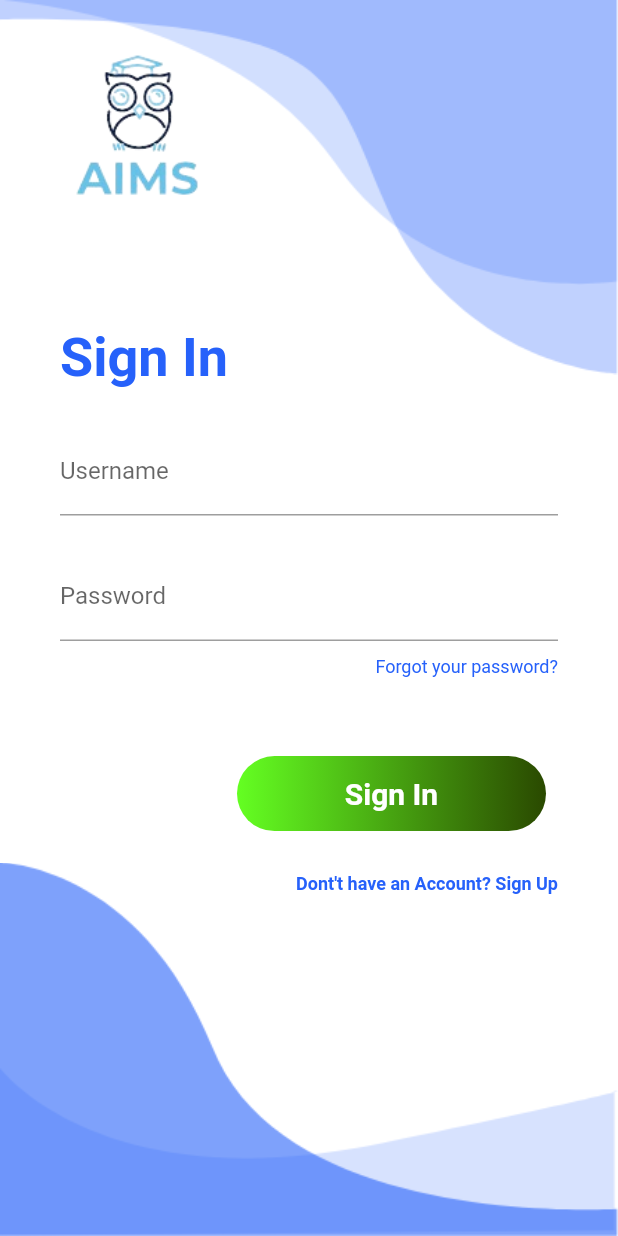
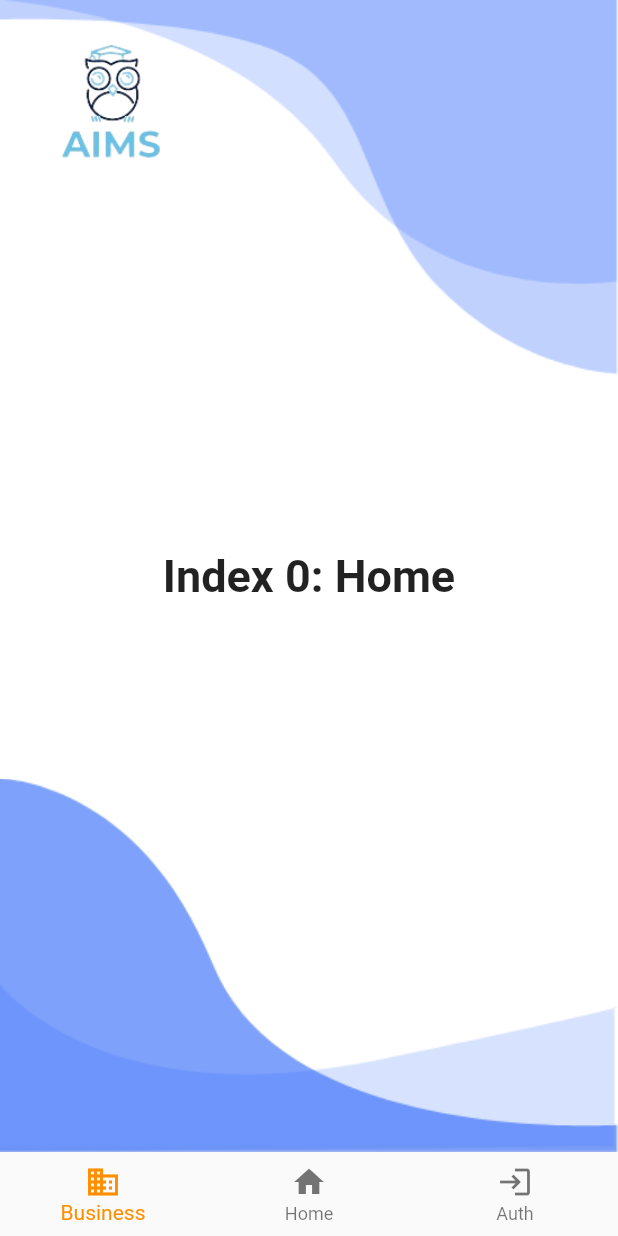
Before and after one commit to AIMS-UN/mobile_app, a Flutter app: the screen it shows after launch, on a phone screen of 412 x 824 dp. Run offline on Flutter 3.47's test engine with Material 2 defaults, Android fonts, the light colour scheme and no system bars.

Commit message:
feat: ✨ add navigation and improve auth views

```diff
--- /dev/null
+++ b/lib/themes/light.dart
@@ -0,0 +1,20 @@
+import 'package:flutter/material.dart';
+
+final ThemeData ktdLight = ThemeData(
+  colorScheme: const ColorScheme(
+    primary: Color(0xFF6200EE),
+    secondary: Color(0xFF03DAC6),
+    surface: Color(0xFFFFFFFF),
+    background: Color(0xFFFFFFFF),
+    error: Color(0xFFB00020),
+    onPrimary: Color(0xFFFFFFFF),
+    onSecondary: Color(0xFF000000),
+    onSurface: Color(0xFF000000),
+    onBackground: Color(0xFF000000),
+    onError: Color(0xFFFFFFFF),
+    brightness: Brightness.light,
+  ),
+  primarySwatch: Colors.blue,
+  backgroundColor: const Color(0xFFFFFFFF),
+  scaffoldBackgroundColor: const Color(0xFFFFFFFF),
+);
--- a/lib/widgets/background.dart
+++ b/lib/widgets/background.dart
@@ -10,36 +10,57 @@ class Background extends StatelessWidget {
   @override
   Widget build(BuildContext context) {
     Size size = MediaQuery.of(context).size;
-    return Container(
+    return SizedBox(
       width: double.infinity,
       height: size.height,
       child: Stack(
         alignment: Alignment.center,
         children: <Widget>[
           Positioned(
-            top: 0,
-            right: 0,
-            child: Image.asset("assets/top1.png", width: size.width),
-          ),
-          Positioned(
-            top: 0,
+            bottom: 0,
             left: 0,
-            child: Image.asset("assets/top2.png", width: size.width),
-          ),
-          Positioned(
-            top: 0,
-            left: 0,
-            child: Image.asset("assets/buho.png", width: size.width * 0.45),
-          ),
-          Positioned(
-            bottom: 0,
-            right: 0,
-            child: Image.asset("assets/bottom1.png", width: size.width),
+            child: Image.asset(
+              "assets/bottom1.png",
+              width: size.width,
+              fit: BoxFit.cover,
+            ),
           ),
           Positioned(
             bottom: 0,
             left: 0,
-            child: Image.asset("assets/bottom2.png", width: size.width),
+            child: Image.asset(
+              "assets/bottom2.png",
+              width: size.width,
+              fit: BoxFit.cover,
+            ),
+          ),
+          Positioned(
+            top: 0,
+            right: 0,
+            child: Image.asset(
+              "assets/top1.png",
+              width: size.width,
+              fit: BoxFit.cover,
+            ),
+          ),
+          Positioned(
+            top: 0,
+            right: 0,
+            child: Image.asset(
+              "assets/top2.png",
+              width: size.width,
+              fit: BoxFit.cover,
+            ),
+          ),
+          // Load the 'buho.png' image from the assets folder
+          Positioned(
+            top: 0,
+            left: 0,
+            child: Image.asset(
+              "assets/buho.png",
+              // constant width and height
+              width: 150,
+            ),
           ),
           child
         ],
--- a/lib/widgets/my_app.dart
+++ b/lib/widgets/my_app.dart
@@ -1,6 +1,8 @@
 import 'package:flutter/material.dart';
 
-import 'login.dart';
+import '../themes/light.dart';
+import '../views/auth/auth_view.dart';
+import 'background.dart';
 
 class MyApp extends StatelessWidget {
   const MyApp({super.key});
@@ -9,12 +11,78 @@ class MyApp extends StatelessWidget {
   Widget build(BuildContext context) {
     return MaterialApp(
       title: 'Flutter Demo',
-      debugShowCheckedModeBanner: false,
-      theme: ThemeData(
-        primaryColor: const Color(0xFF2661FA),
-        scaffoldBackgroundColor: Colors.white,
-      ),
-      home: const LoginScreen(),
+      theme: ktdLight,
+      home: const MainView(),
     );
   }
 }
+
+class MainView extends StatefulWidget {
+  const MainView({super.key});
+
+  @override
+  State<StatefulWidget> createState() => _MainViewState();
+}
+
+class _MainViewState extends State<MainView> {
+  static int _selectedIndex = 0;
+
+  void _updateIndex(int index) {
+    setState(() {
+      _selectedIndex = index;
+    });
+  }
+
+  // creat a login status variable
+  bool _isLoggedIn = false;
+
+  static const TextStyle optionStyle =
+      TextStyle(fontSize: 30, fontWeight: FontWeight.bold);
+
+  @override
+  Widget build(BuildContext context) {
+    return Scaffold(
+      body: IndexedStack(
+        index: _selectedIndex,
+        children: [
+          const Background(
+            child: Text('Index 0: Home', style: optionStyle),
+          ),
+          const Background(
+            child: Text('Index 3: Settings', style: optionStyle),
+          ),
+          Background(
+            child: AuthView(isLoggedIn: (newStatus) {
+              setState(() => _isLoggedIn = newStatus);
+            }),
+          ),
+        ],
+      ),
+      bottomNavigationBar: BottomNavigationBar(
+        items: [
+          const BottomNavigationBarItem(
+            icon: Icon(Icons.business),
+            label: 'Business',
+          ),
+          const BottomNavigationBarItem(
+            icon: Icon(Icons.home),
+            label: 'Home',
+          ),
+          _isLoggedIn
+              ? const BottomNavigationBarItem(
+                  icon: Icon(Icons.person),
+                  label: 'Profile',
+                )
+              : const BottomNavigationBarItem(
+                  // auth icon
+                  icon: Icon(Icons.login),
+                  label: 'Auth',
+                ),
+        ],
+        currentIndex: _selectedIndex,
+        selectedItemColor: Colors.amber[800],
+        onTap: _updateIndex,
+      ),
+    );
+  }
+}
--- a/lib/widgets/my_home_page.dart
+++ b/lib/widgets/my_home_page.dart
@@ -25,9 +25,6 @@ class _MyHomePageState extends State<MyHomePage> {
   Widget build(BuildContext context) {
     return Scaffold(
       backgroundColor: Colors.white,
-      // appBar: AppBar(
-      //   title: Text(widget.title),
-      // ),
       body: SingleChildScrollView(
         child: Container(
           margin:
```
Also changed, not shown: lib/layouts/auth_form.dart (added, +130 -0 lines), lib/shared/form/form_helpers.dart (added, +91 -0 lines), lib/shared/form/form_validators.dart (added, +54 -0 lines), lib/shared/ui_helpers.dart (added, +26 -0 lines), lib/themes/dark.dart (added, +20 -0 lines), lib/views/auth/auth_view.dart (added, +52 -0 lines), lib/views/auth/login_view.dart (added, +45 -0 lines), lib/views/auth/profile_view.dart (added, +33 -0 lines), lib/views/auth/signup_view.dart (added, +54 -0 lines).
